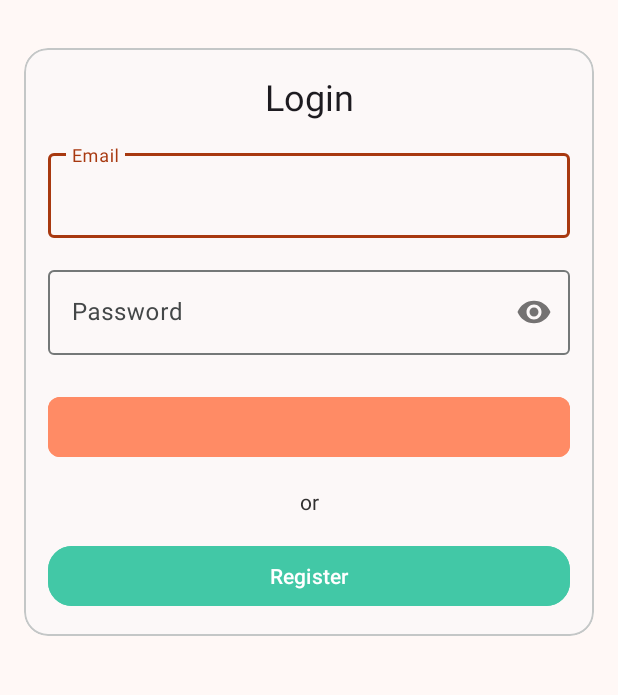
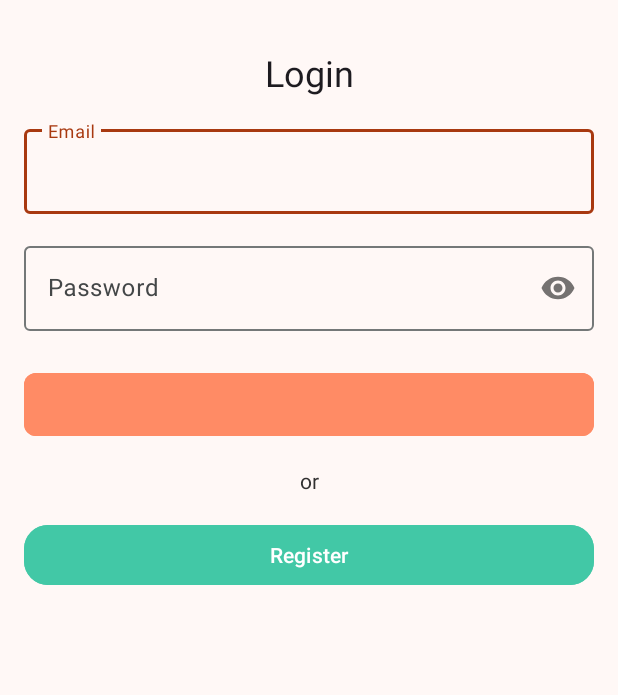
Before and after one commit to Recycly-project/md_work_space, an Android app: the screen it shows after launch (LoginActivity), on a phone screen of 412 x 824 dp, the part 297-992 px from its top. Run offline under Robolectric (Android 15) with nearby library versions, the phone set to English and light mode, and no system bars; our stand-ins replace navigation-ui; plain views replace KTLoadingButton.

Commit message:
Fix height in login button inconsistent

```diff
--- a/app/src/main/res/layout/activity_login.xml
+++ b/app/src/main/res/layout/activity_login.xml
@@ -5,9 +5,10 @@
     android:layout_width="match_parent"
     android:layout_height="match_parent"
     android:fillViewport="true">
+
     <androidx.constraintlayout.widget.ConstraintLayout
         android:layout_width="match_parent"
-        android:layout_height="match_parent"
+        android:layout_height="wrap_content"
         android:padding="16dp"
         tools:context=".ui.LoginActivity">
 
@@ -35,31 +36,15 @@
             app:layout_constraintStart_toStartOf="parent"
             app:layout_constraintTop_toBottomOf="@id/ivLogo" />
 
-        <!-- Login Card -->
-        <com.google.android.material.card.MaterialCardView
-            android:layout_width="0dp"
-            android:layout_height="wrap_content"
-            android:layout_marginTop="32dp"
-            app:cardCornerRadius="16dp"
-            app:layout_constraintEnd_toEndOf="parent"
-            app:layout_constraintStart_toStartOf="parent"
-            app:layout_constraintTop_toBottomOf="@id/tvAppName">
-
-            <androidx.constraintlayout.widget.ConstraintLayout
-                android:layout_width="match_parent"
-                android:layout_height="wrap_content"
-                android:backgroundTint="?attr/colorSurfaceContainer"
-                android:padding="16dp">
-
         <!-- Login Title -->
         <TextView
             android:id="@+id/tvLoginTitle"
             android:layout_width="wrap_content"
             android:layout_height="wrap_content"
-                    android:layout_marginBottom="16dp"
+            android:layout_marginTop="32dp"
             android:text="@string/login_title"
             android:textAppearance="?attr/textAppearanceHeadlineSmall"
-                    app:layout_constraintTop_toTopOf="parent"
+            app:layout_constraintTop_toBottomOf="@id/tvAppName"
             app:layout_constraintStart_toStartOf="parent"
             app:layout_constraintEnd_toEndOf="parent" />
 
@@ -104,16 +89,17 @@
         <de.timonknispel.ktloadingbutton.KTLoadingButton
             android:id="@+id/btnLogin"
             android:layout_width="0dp"
-                    android:layout_height="wrap_content"
+            android:layout_height="50dp"
             android:layout_marginTop="24dp"
             android:backgroundTint="?attr/colorPrimaryContainer"
             app:buttonName="@string/login_title"
             app:cornerRadius="8dp"
             app:allCaps="false"
+            app:border_thickness="1dp"
             app:buttonColor="?attr/colorPrimaryContainer"
             app:layout_constraintTop_toBottomOf="@id/tilPassword"
             app:layout_constraintStart_toStartOf="parent"
-                    app:layout_constraintEnd_toEndOf="parent"/>
+            app:layout_constraintEnd_toEndOf="parent" />
 
         <!-- Divider -->
         <TextView
@@ -142,6 +128,4 @@
             app:layout_constraintEnd_toEndOf="parent" />
 
     </androidx.constraintlayout.widget.ConstraintLayout>
-        </com.google.android.material.card.MaterialCardView>
-    </androidx.constraintlayout.widget.ConstraintLayout>
 </ScrollView>
```
Lines whose indentation alone changed are shown as unchanged.
